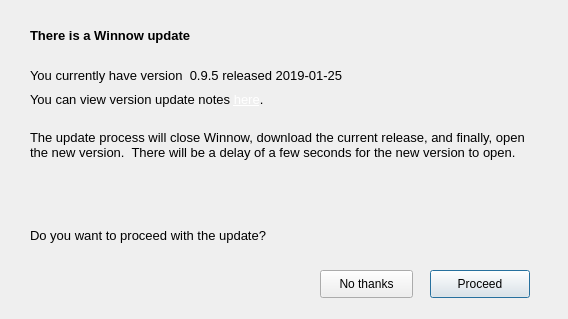
Above: Dialogs/updateapp.ui from towhee/Winnow64 before the change. Below: the same form after it.
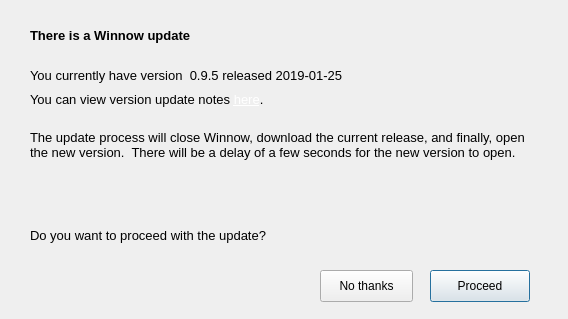
That is the form after the change.

Diff of the .ui file:
```diff
--- a/Dialogs/updateapp.ui
+++ b/Dialogs/updateapp.ui
@@ -120,9 +120,27 @@
      <x>320</x>
      <y>270</y>
      <width>93</width>
-     <height>28</height>
+     <height>32</height>
     </rect>
    </property>
+   <property name="sizePolicy">
+    <sizepolicy hsizetype="Minimum" vsizetype="Minimum">
+     <horstretch>0</horstretch>
+     <verstretch>0</verstretch>
+    </sizepolicy>
+   </property>
+   <property name="minimumSize">
+    <size>
+     <width>0</width>
+     <height>32</height>
+    </size>
+   </property>
+   <property name="maximumSize">
+    <size>
+     <width>16777215</width>
+     <height>32</height>
+    </size>
+   </property>
    <property name="text">
     <string>No thanks</string>
    </property>
@@ -136,9 +154,27 @@
      <x>430</x>
      <y>270</y>
      <width>100</width>
-     <height>28</height>
+     <height>32</height>
     </rect>
    </property>
+   <property name="sizePolicy">
+    <sizepolicy hsizetype="Minimum" vsizetype="Minimum">
+     <horstretch>0</horstretch>
+     <verstretch>0</verstretch>
+    </sizepolicy>
+   </property>
+   <property name="minimumSize">
+    <size>
+     <width>0</width>
+     <height>32</height>
+    </size>
+   </property>
+   <property name="maximumSize">
+    <size>
+     <width>16777215</width>
+     <height>32</height>
+    </size>
+   </property>
    <property name="text">
     <string>Proceed</string>
    </property>
```
Left out of the diff: 1 changed line with no effect on the pictures.
